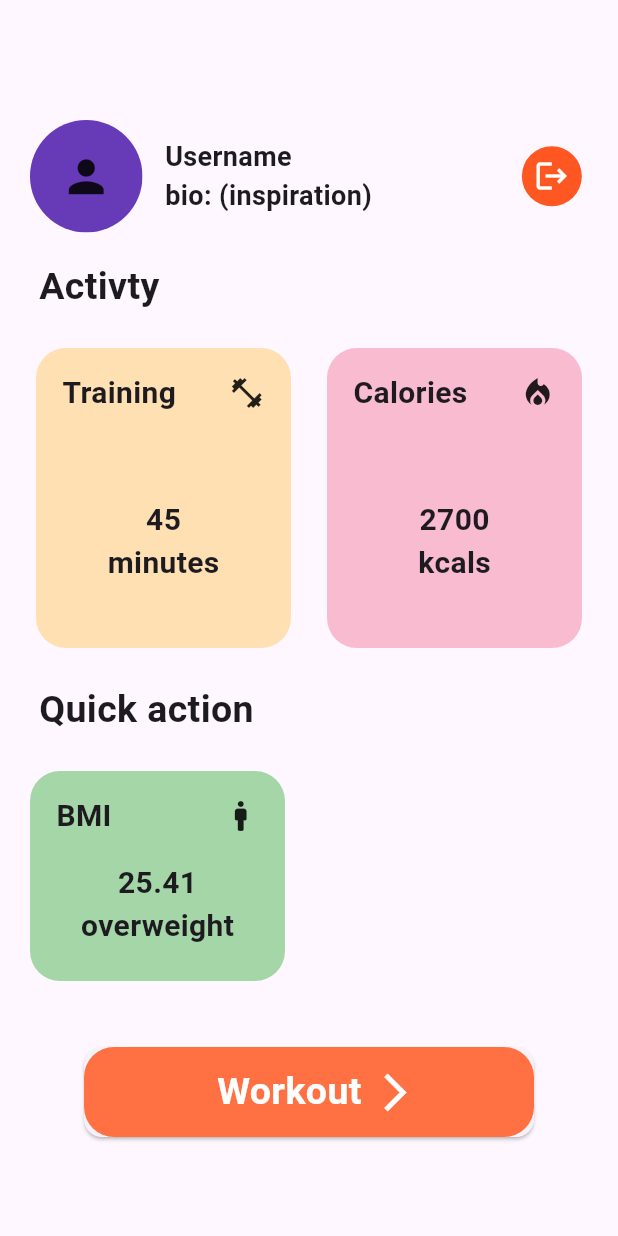
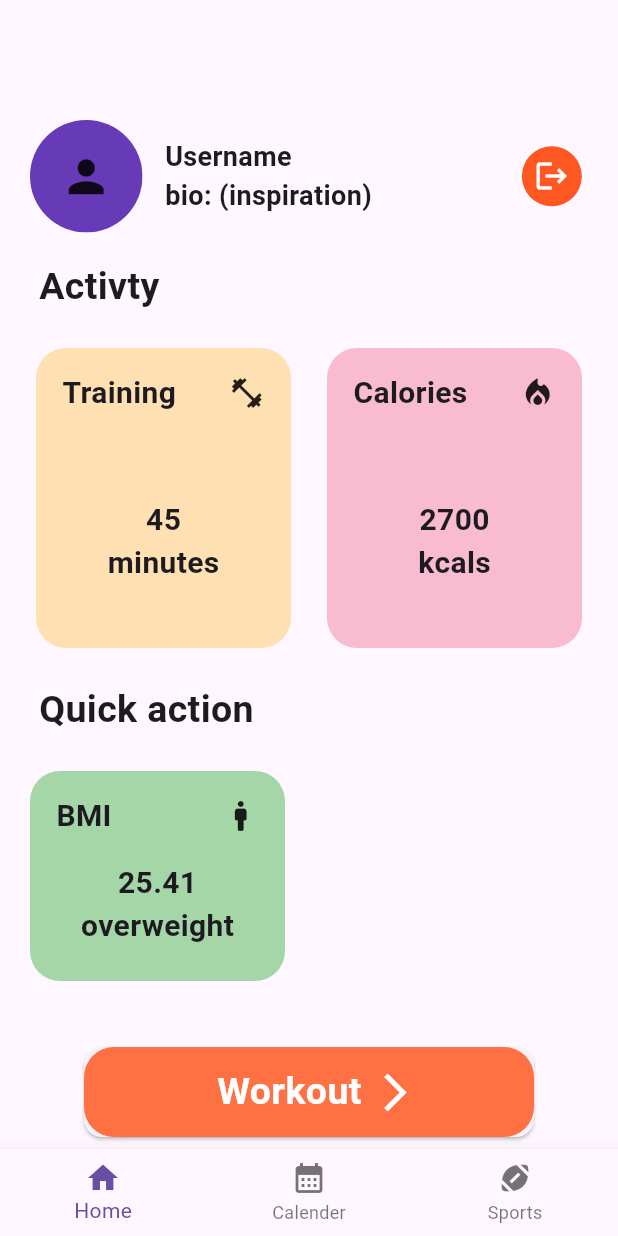
Before and after one commit to Project-Mobile-Sun-Palm/project-mobile, a Flutter app: the screen it shows after launch, after a tap on the "arrow forward" icon, on a phone screen of 412 x 824 dp. Run offline on Flutter 3.47's test engine with Material 3 defaults, Android fonts, the light colour scheme and no system bars.

Commit message:
pull_project

```diff
--- a/lib/main.dart
+++ b/lib/main.dart
@@ -11,7 +11,8 @@ void main() {
       title: "Project",
       initialRoute: '/',
       routes: {
-        '/': (context) => const BottomNavBar(),
+        '/': (context) => const LogInScreen(),
+        '/bottomnavbar':(context) => const BottomNavBar(),
         '/login_screen':(context) => const LogInScreen(),
         '/home_screen':(context) => const HomeScreen(),
         '/signup_screen':(context) => const SignUpScreen()
@@ -30,7 +31,7 @@ class BottomNavBar extends StatefulWidget {
 class _BottomNavBarState extends State<BottomNavBar> {
   int indexBottomNav = 0;
   List widgetOption = const [
-    LogInScreen(), CalenderScreen(), SportsScreen()
+    HomeScreen(), CalenderScreen(), SportsScreen()
   ];
 
   @override
--- a/lib/screens/login_screen.dart
+++ b/lib/screens/login_screen.dart
@@ -153,7 +153,7 @@ class LogInScreen extends StatelessWidget {
                           const Text(" "),
                           InkWell(
                             onTap: () {
-                              Navigator.pushNamed(context, '/home_screen');
+                              Navigator.pushNamed(context, '/bottomnavbar');
                             },
                             child: Container(
                               height: 55,
```
